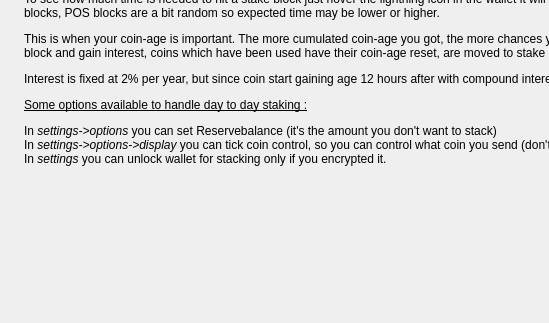
Before: the Qt Designer form src/qt/forms/tutoStackDialog.ui in shnurf/silkcoin, drawn with Qt 5; both pictures show x 0 to 549 and y 211 to 534 of the 834 by 534 pixel window.
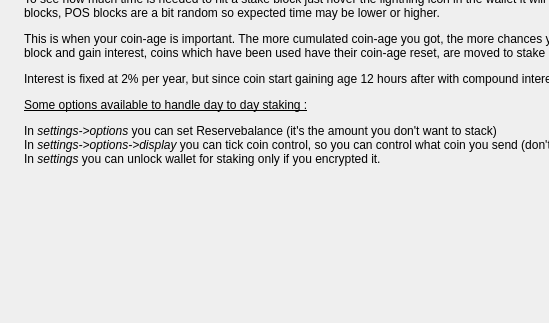
After: the same form once the commit is applied. Icons and pictures are not drawn.

Patch:
```diff
--- a/src/qt/forms/tutoStackDialog.ui
+++ b/src/qt/forms/tutoStackDialog.ui
@@ -133,7 +133,7 @@
         </size>
        </property>
        <property name="text">
-        <string>&lt;html&gt;&lt;head/&gt;&lt;body&gt;&lt;p&gt;As you may already know, Silkcoin are generated via two different ways. One of them is mining with a computer or a machine generating &lt;span style=&quot; text-decoration: underline;&quot;&gt;Proof Of Work&lt;/span&gt; blocks, and the other one is staking : generating &lt;span style=&quot; text-decoration: underline;&quot;&gt;Proof Of Stake&lt;/span&gt; blocks with your coins.&lt;/p&gt;&lt;p&gt;Let me explain Proof Of Stake more in details..&lt;/p&gt;&lt;p&gt;Your coins have what we call &lt;span style=&quot; font-style:italic;&quot;&gt;coin-age &lt;/span&gt;they start gaining age if they stay still during &lt;span style=&quot; font-weight:600;&quot;&gt;12 hours&lt;/span&gt; in your wallet, your &lt;span style=&quot; font-style:italic;&quot;&gt;stake weight&lt;/span&gt; is the cumulated coin age you have. Before those 12 hours, coins don't get old so you won't be able to hit a Stake Block.&lt;/p&gt;&lt;p&gt;Your coins always gain coin-age even if your wallet is closed. But to hit a Stake Block you need to have your wallet open.&lt;/p&gt;&lt;p&gt;To see how much time is needed to hit a stake block just hover the lightning icon in the wallet it will tell you the expected time. But beware, like POW blocks, POS blocks are a bit random so expected time may be lower or higher.&lt;/p&gt;&lt;p&gt;This is when your coin-age is important. The more cumulated coin-age you got, the more chances you have of hitting a stake block. Once you hit this block and gain interest, coins which have been used have their coin-age reset, are moved to stake and blocked for 350 blocks.&lt;/p&gt;&lt;p&gt;Interest is fixed at 2% per year, but since coin start gaining age 12 hours after with compound interest this percentage is much higher.&lt;/p&gt;&lt;p&gt;&lt;span style=&quot; text-decoration: underline;&quot;&gt;Some options available to handle day to day staking :&lt;/span&gt;&lt;/p&gt;&lt;p&gt;In &lt;span style=&quot; font-style:italic;&quot;&gt;settings-&amp;gt;options&lt;/span&gt; you can set Reservebalance (it's the amount you don't want to stack)&lt;br/&gt;In &lt;span style=&quot; font-style:italic;&quot;&gt;settings-&amp;gt;options-&amp;gt;display&lt;/span&gt; you can tick coin control, so you can control what coin you send (don't send old coins)&lt;br/&gt;In &lt;span style=&quot; font-style:italic;&quot;&gt;settings&lt;/span&gt; you can unlock wallet for stacking only if you encrypted it.&lt;/p&gt;&lt;p&gt;&lt;br/&gt;&lt;/p&gt;&lt;p&gt;&lt;br/&gt;&lt;/p&gt;&lt;/body&gt;&lt;/html&gt;</string>
+        <string>&lt;html&gt;&lt;head/&gt;&lt;body&gt;&lt;p&gt;As you may already know, Silkcoin are generated via two different ways. One of them is mining with a computer or a machine generating &lt;span style=&quot; text-decoration: underline;&quot;&gt;Proof Of Work&lt;/span&gt; blocks, and the other one is staking : generating &lt;span style=&quot; text-decoration: underline;&quot;&gt;Proof Of Stake&lt;/span&gt; blocks with your coins.&lt;/p&gt;&lt;p&gt;Let me explain Proof Of Stake more in details..&lt;/p&gt;&lt;p&gt;Your coins have what we call &lt;span style=&quot; font-style:italic;&quot;&gt;coin-age &lt;/span&gt;they start gaining age if they stay still during &lt;span style=&quot; font-weight:600;&quot;&gt;12 hours&lt;/span&gt; in your wallet, your &lt;span style=&quot; font-style:italic;&quot;&gt;stake weight&lt;/span&gt; is the cumulated coin age you have. Before those 12 hours, coins don't get old so you won't be able to hit a Stake Block.&lt;/p&gt;&lt;p&gt;Your coins always gain coin-age even if your wallet is closed. But to hit a Stake Block you need to have your wallet open.&lt;/p&gt;&lt;p&gt;To see how much time is needed to hit a stake block just hover the lightning icon in the wallet it will tell you the expected time. But beware, like POW blocks, POS blocks are a bit random so expected time may be lower or higher.&lt;/p&gt;&lt;p&gt;This is when your coin-age is important. The more cumulated coin-age you got, the more chances you have of hitting a stake block. Once you hit this block and gain interest, coins which have been used have their coin-age reset, are moved to stake and blocked for 350 blocks.&lt;/p&gt;&lt;p&gt;Interest is fixed at 2% per year, but since coin start gaining age 12 hours after with compound interest this percentage is much higher.&lt;/p&gt;&lt;p&gt;&lt;span style=&quot; text-decoration: underline;&quot;&gt;Some options available to handle day to day staking :&lt;/span&gt;&lt;/p&gt;&lt;p&gt;In &lt;span style=&quot; font-style:italic;&quot;&gt;settings-&amp;gt;options&lt;/span&gt; you can set Reservebalance (it's the amount you don't want to stack)&lt;br/&gt;In &lt;span style=&quot; font-style:italic;&quot;&gt;settings-&amp;gt;options-&amp;gt;display&lt;/span&gt; you can tick coin control, so you can control what coin you send (don't send old coins)&lt;br/&gt;In &lt;span style=&quot; font-style:italic;&quot;&gt;settings&lt;/span&gt; you can unlock wallet for staking only if you encrypted it.&lt;/p&gt;&lt;p&gt;&lt;br/&gt;&lt;/p&gt;&lt;p&gt;&lt;br/&gt;&lt;/p&gt;&lt;/body&gt;&lt;/html&gt;</string>
        </property>
        <property name="wordWrap">
         <bool>true</bool>
```
